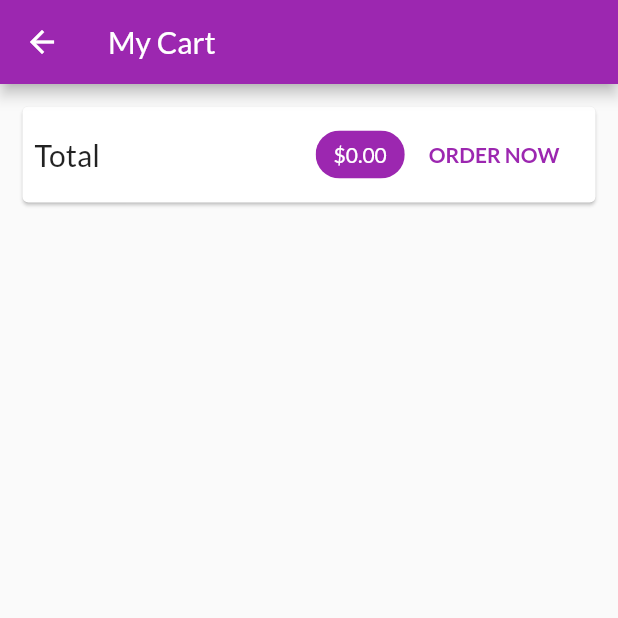
After one commit to lordvidex/Shop-App, a Flutter app: the CartScreen screen opened by its route, on a phone screen of 412 x 824 dp, the top half of it. The commit adds this screen. Run offline on Flutter 3.47's test engine with Material 2 defaults, Android fonts, the phone set to English and light mode, and no system bars; network calls fail.

Commit message:
Cart screen finished, dismissable animation used

```diff
--- a/lib/main.dart
+++ b/lib/main.dart
@@ -5,6 +5,7 @@ import './screens/product_details_screen.dart';
 import './screens/product_overview_screen.dart';
 import './providers/product_item_provider.dart';
 import './providers/cart.dart';
+import './screens/cart_screen.dart';
 
 void main() => runApp(MyApp());
 
@@ -31,6 +32,7 @@ class MyApp extends StatelessWidget {
         home: ProductOverviewScreen(),
         routes: {
           ProductDetailsScreen.routeName: (ctx) => ProductDetailsScreen(),
+          CartScreen.routeName: (ctx) => CartScreen(),
         },
       ),
     );
--- a/lib/providers/cart.dart
+++ b/lib/providers/cart.dart
@@ -24,7 +24,13 @@ class Cart with ChangeNotifier {
   int get cartCount{
     return _items.length;
   }
-
+  double get totalAmount{
+    var total = 0.0;
+    _items.forEach((key,cart){
+    total+=cart.quantity*cart.price;
+    });
+    return total;
+  }
   void addItem(String productId, String title, double price) {
     if (_items.containsKey(productId)) {
       _items.update(
@@ -47,4 +53,8 @@ class Cart with ChangeNotifier {
     }
     notifyListeners();
   }
+  void removeItem(String productId){
+    _items.remove(productId);
+    notifyListeners();
+  }
 }
--- /dev/null
+++ b/lib/screens/cart_screen.dart
@@ -0,0 +1,76 @@
+import 'package:flutter/material.dart';
+import 'package:provider/provider.dart';
+
+import '../providers/cart.dart';
+import '../widgets/cart_item.dart' as ci;
+
+class CartScreen extends StatelessWidget {
+  static const routeName = '/cart';
+
+  @override
+  Widget build(BuildContext context) {
+    final cart = Provider.of<Cart>(context);
+    final insideCart = cart.items.values.toList();
+    return Scaffold(
+      appBar: AppBar(
+        title: Text('My Cart'),
+      ),
+      body: Column(
+        children: <Widget>[
+          Card(
+            margin: EdgeInsets.all(15),
+            child: Padding(
+              padding: const EdgeInsets.all(8.0),
+              child: Row(
+                mainAxisAlignment: MainAxisAlignment.spaceBetween,
+                children: <Widget>[
+                  Text(
+                    'Total',
+                    style: TextStyle(fontSize: 20),
+                  ),
+                  SizedBox(
+                    width: 10,
+                  ),
+                  Spacer(),
+                  Chip(
+                    label: Text(
+                      '\$${cart.totalAmount.toStringAsFixed(2)}',
+                      style: TextStyle(
+                        color: Theme.of(context).primaryTextTheme.title.color,
+                      ),
+                    ),
+                    backgroundColor: Theme.of(context).primaryColor,
+                  ),
+                  FlatButton(
+                    onPressed: () {},
+                    child: Text(
+                      'ORDER NOW',
+                      style: TextStyle(
+                        color: Theme.of(context).primaryColor,
+                        fontWeight: FontWeight.bold,
+                      ),
+                    ),
+                  ),
+                ],
+              ),
+            ),
+          ),
+          SizedBox(
+            height: 10,
+          ),
+          Expanded(
+            child: ListView.builder(
+              itemBuilder: (ctx, index) => ci.CartItem(
+                id: insideCart[index].id,
+                price: insideCart[index].price,
+                quantity: insideCart[index].quantity,
+                title: insideCart[index].title,
+              ),
+              itemCount: insideCart.length,
+            ),
+          ),
+        ],
+      ),
+    );
+  }
+}
--- a/lib/screens/product_overview_screen.dart
+++ b/lib/screens/product_overview_screen.dart
@@ -1,9 +1,11 @@
 import 'package:flutter/material.dart';
 import 'package:provider/provider.dart';
 
+import '../providers/cart.dart';
 import '../widgets/badge.dart';
 import '../widgets/products_grid.dart';
-import '../providers/cart.dart';
+import '../screens/cart_screen.dart';
+
 
 enum FilterOptions {
   Favorites,
@@ -29,7 +31,7 @@ class _ProductOverviewScreenState extends State<ProductOverviewScreen> {
             ),
             child: IconButton(
               icon: Icon(Icons.shopping_cart),
-              onPressed: () {},
+              onPressed: () => Navigator.of(context).pushNamed(CartScreen.routeName),
             ),
           ),
           PopupMenuButton(
```
Also changed, not shown: lib/widgets/cart_item.dart (added, +54 -0 lines).
